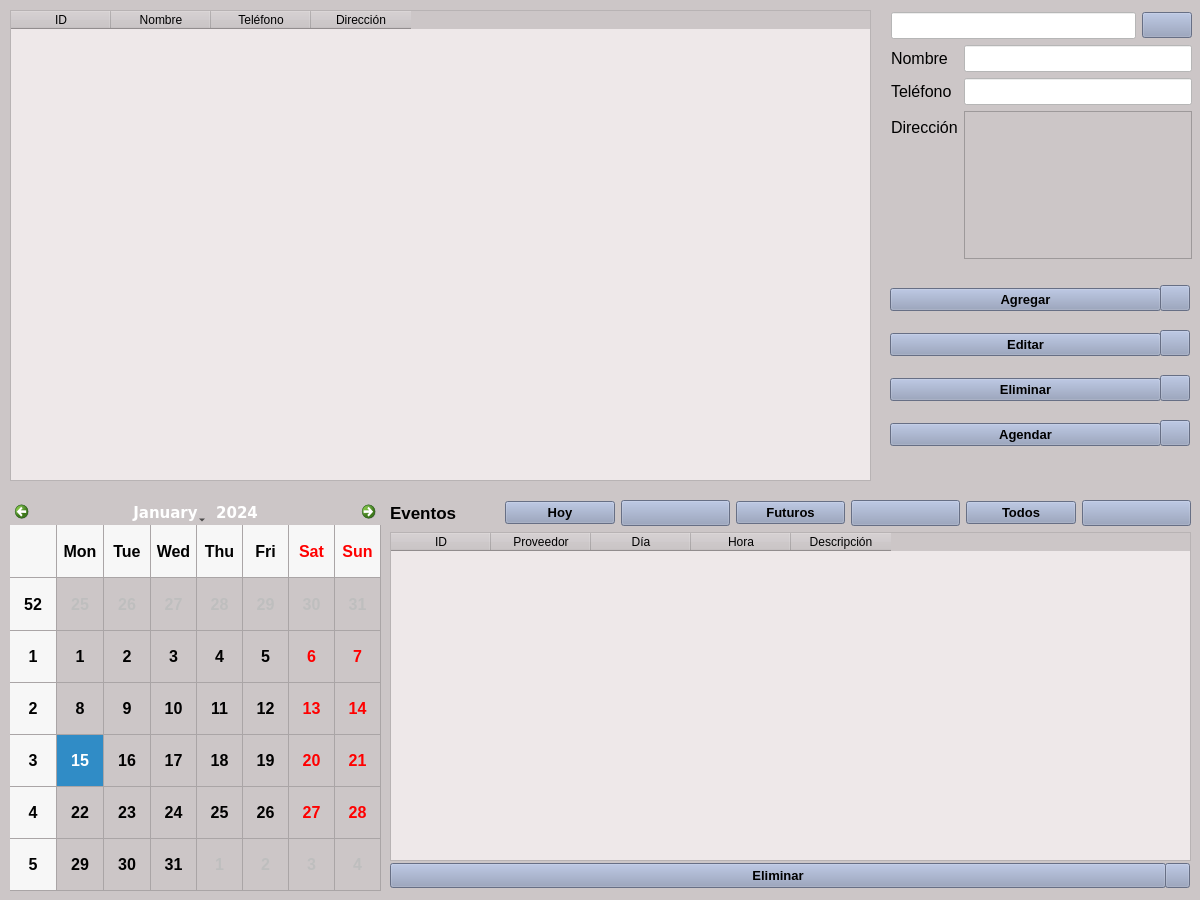
jesusArteaga17/FerreteriaGuerreroPython, file proveedores.ui: the form before one commit.
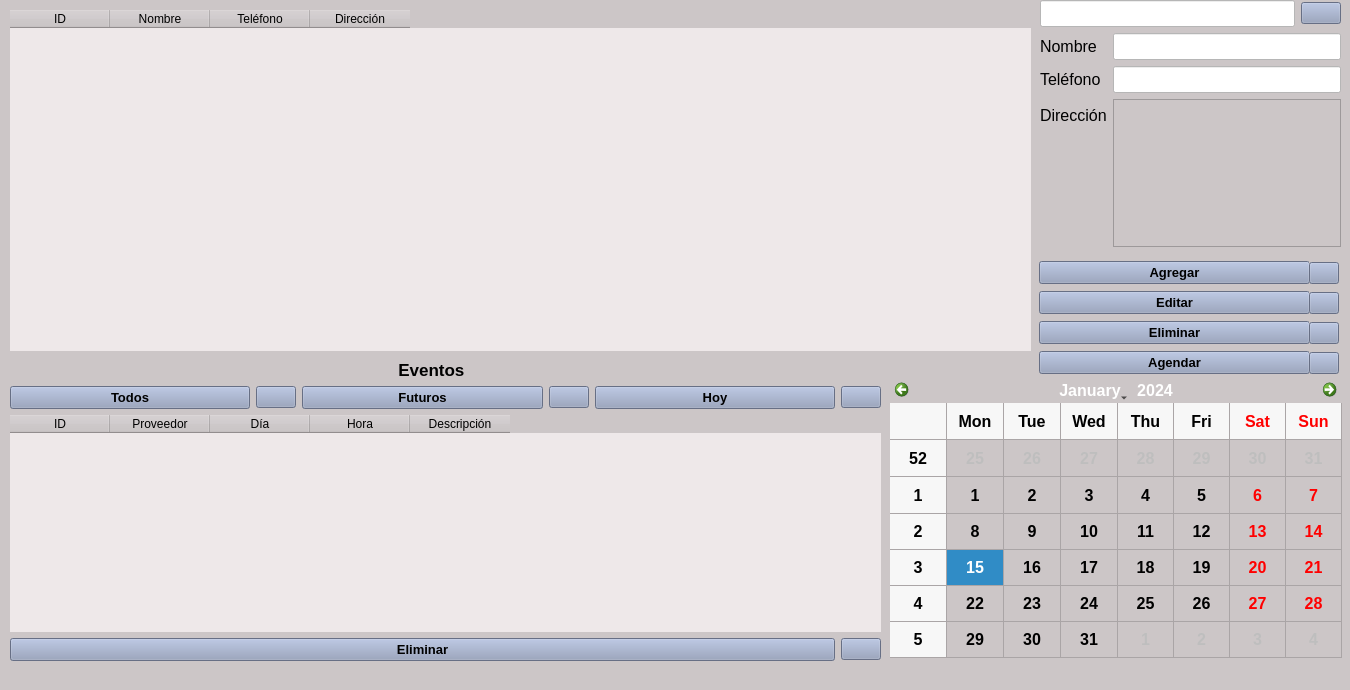
The form after the commit. Icons and pictures are not drawn.

The edit to the form file:
```diff
--- a/proveedores.ui
+++ b/proveedores.ui
@@ -1,21 +1,15 @@
 <?xml version="1.0" encoding="UTF-8"?>
 <ui version="4.0">
- <class>windowProveedores</class>
- <widget class="QWidget" name="windowProveedores">
+ <class>WindowProveedores</class>
+ <widget class="QMainWindow" name="WindowProveedores">
   <property name="geometry">
    <rect>
     <x>0</x>
     <y>0</y>
-    <width>1200</width>
-    <height>900</height>
+    <width>1350</width>
+    <height>690</height>
    </rect>
   </property>
-  <property name="font">
-   <font>
-    <family>Verdana</family>
-    <pointsize>11</pointsize>
-   </font>
-  </property>
   <property name="windowTitle">
    <string>Proveedores</string>
   </property>
@@ -37,49 +31,152 @@
 	background-color:rgb(144, 156, 186)
 }</string>
   </property>
-  <widget class="QTableWidget" name="tablaproveedores">
-   <property name="geometry">
-    <rect>
-     <x>10</x>
-     <y>10</y>
-     <width>861</width>
-     <height>471</height>
-    </rect>
-   </property>
-   <property name="font">
-    <font>
-     <pointsize>12</pointsize>
-    </font>
-   </property>
-   <property name="editTriggers">
-    <set>QAbstractItemView::NoEditTriggers</set>
-   </property>
-   <column>
-    <property name="text">
-     <string>ID</string>
-    </property>
-   </column>
-   <column>
-    <property name="text">
-     <string>Nombre</string>
-    </property>
-   </column>
-   <column>
-    <property name="text">
-     <string>Teléfono</string>
-    </property>
-   </column>
-   <column>
-    <property name="text">
-     <string>Dirección</string>
-    </property>
-   </column>
-  </widget>
+  <widget class="QWidget" name="centralwidget">
   <widget class="QWidget" name="layoutWidget">
    <property name="geometry">
     <rect>
-     <x>891</x>
-     <y>12</y>
+      <x>1039</x>
+      <y>260</y>
+      <width>271</width>
+      <height>116</height>
+     </rect>
+    </property>
+    <layout class="QVBoxLayout" name="verticalLayout_2">
+     <item>
+      <widget class="QPushButton" name="botonagregar">
+       <property name="font">
+        <font>
+         <pointsize>10</pointsize>
+         <weight>75</weight>
+         <bold>true</bold>
+        </font>
+       </property>
+       <property name="text">
+        <string>Agregar</string>
+       </property>
+       <property name="icon">
+        <iconset>
+         <normaloff>icons/plus_circle_new_create_icon_145948.png</normaloff>icons/plus_circle_new_create_icon_145948.png</iconset>
+       </property>
+      </widget>
+     </item>
+     <item>
+      <widget class="QPushButton" name="botoneditar">
+       <property name="font">
+        <font>
+         <pointsize>10</pointsize>
+         <weight>75</weight>
+         <bold>true</bold>
+        </font>
+       </property>
+       <property name="text">
+        <string>Editar</string>
+       </property>
+       <property name="icon">
+        <iconset>
+         <normaloff>icons/pencil-striped-symbol-for-interface-edit-buttons_icon-icons.com_56782.png</normaloff>icons/pencil-striped-symbol-for-interface-edit-buttons_icon-icons.com_56782.png</iconset>
+       </property>
+      </widget>
+     </item>
+     <item>
+      <widget class="QPushButton" name="botoneliminar">
+       <property name="font">
+        <font>
+         <pointsize>10</pointsize>
+         <weight>75</weight>
+         <bold>true</bold>
+        </font>
+       </property>
+       <property name="text">
+        <string>Eliminar</string>
+       </property>
+       <property name="icon">
+        <iconset>
+         <normaloff>icons/trash_remove_icon_145922.png</normaloff>icons/trash_remove_icon_145922.png</iconset>
+       </property>
+      </widget>
+     </item>
+     <item>
+      <widget class="QPushButton" name="botonagendar">
+       <property name="font">
+        <font>
+         <pointsize>10</pointsize>
+         <weight>75</weight>
+         <bold>true</bold>
+        </font>
+       </property>
+       <property name="text">
+        <string>Agendar</string>
+       </property>
+       <property name="icon">
+        <iconset>
+         <normaloff>icons/calendar.png</normaloff>icons/calendar.png</iconset>
+       </property>
+      </widget>
+     </item>
+    </layout>
+   </widget>
+   <widget class="QWidget" name="layoutWidget_2">
+    <property name="geometry">
+     <rect>
+      <x>1309</x>
+      <y>260</y>
+      <width>30</width>
+      <height>116</height>
+     </rect>
+    </property>
+    <layout class="QVBoxLayout" name="verticalLayout_4">
+     <item>
+      <widget class="QPushButton" name="ayudaagregar">
+       <property name="text">
+        <string/>
+       </property>
+       <property name="icon">
+        <iconset>
+         <normaloff>icons/help_question_1566.png</normaloff>icons/help_question_1566.png</iconset>
+       </property>
+      </widget>
+     </item>
+     <item>
+      <widget class="QPushButton" name="ayudaeditar">
+       <property name="text">
+        <string/>
+       </property>
+       <property name="icon">
+        <iconset>
+         <normaloff>icons/help_question_1566.png</normaloff>icons/help_question_1566.png</iconset>
+       </property>
+      </widget>
+     </item>
+     <item>
+      <widget class="QPushButton" name="ayudaeliminar">
+       <property name="text">
+        <string/>
+       </property>
+       <property name="icon">
+        <iconset>
+         <normaloff>icons/help_question_1566.png</normaloff>icons/help_question_1566.png</iconset>
+       </property>
+      </widget>
+     </item>
+     <item>
+      <widget class="QPushButton" name="ayudaagendar">
+       <property name="text">
+        <string/>
+       </property>
+       <property name="icon">
+        <iconset>
+         <normaloff>icons/help_question_1566.png</normaloff>icons/help_question_1566.png</iconset>
+       </property>
+      </widget>
+     </item>
+    </layout>
+   </widget>
+   <widget class="QWidget" name="layoutWidget_3">
+    <property name="geometry">
+     <rect>
+      <x>1040</x>
+      <y>0</y>
      <width>301</width>
      <height>247</height>
     </rect>
@@ -181,39 +278,64 @@
     </item>
    </layout>
   </widget>
-  <widget class="QCalendarWidget" name="calendario">
+   <widget class="QTableWidget" name="tablaproveedores">
    <property name="geometry">
     <rect>
      <x>10</x>
-     <y>500</y>
-     <width>371</width>
-     <height>391</height>
+      <y>10</y>
+      <width>1021</width>
+      <height>341</height>
     </rect>
    </property>
    <property name="font">
     <font>
      <pointsize>12</pointsize>
-     <weight>75</weight>
-     <bold>true</bold>
-    </font>
-   </property>
-   <property name="gridVisible">
-    <bool>true</bool>
-   </property>
-  </widget>
-  <widget class="QWidget" name="layoutWidget">
+     </font>
+    </property>
+    <property name="frameShape">
+     <enum>QFrame::NoFrame</enum>
+    </property>
+    <property name="editTriggers">
+     <set>QAbstractItemView::NoEditTriggers</set>
+    </property>
+    <property name="sortingEnabled">
+     <bool>false</bool>
+    </property>
+    <attribute name="verticalHeaderVisible">
+     <bool>false</bool>
+    </attribute>
+    <column>
+     <property name="text">
+      <string>ID</string>
+     </property>
+    </column>
+    <column>
+     <property name="text">
+      <string>Nombre</string>
+     </property>
+    </column>
+    <column>
+     <property name="text">
+      <string>Teléfono</string>
+     </property>
+    </column>
+    <column>
+     <property name="text">
+      <string>Dirección</string>
+     </property>
+    </column>
+   </widget>
+   <widget class="QWidget" name="layoutWidget_4">
    <property name="geometry">
     <rect>
-     <x>390</x>
-     <y>500</y>
-     <width>801</width>
-     <height>361</height>
+      <x>10</x>
+      <y>360</y>
+      <width>871</width>
+      <height>301</height>
     </rect>
    </property>
    <layout class="QVBoxLayout" name="verticalLayout">
     <item>
-     <layout class="QHBoxLayout" name="horizontalLayout_2">
-      <item>
        <widget class="QLabel" name="label_4">
         <property name="font">
          <font>
@@ -225,58 +347,13 @@
         <property name="text">
          <string>Eventos      </string>
         </property>
-       </widget>
-      </item>
-      <item>
-       <widget class="QPushButton" name="botonhoy">
-        <property name="font">
-         <font>
-          <pointsize>10</pointsize>
-          <weight>75</weight>
-          <bold>true</bold>
-         </font>
-        </property>
-        <property name="text">
-         <string>Hoy</string>
-        </property>
+       <property name="alignment">
+        <set>Qt::AlignCenter</set>
+       </property>
        </widget>
       </item>
       <item>
-       <widget class="QPushButton" name="ayudahoy">
-        <property name="text">
-         <string/>
-        </property>
-        <property name="icon">
-         <iconset>
-          <normaloff>icons/help_question_1566.png</normaloff>icons/help_question_1566.png</iconset>
-        </property>
-       </widget>
-      </item>
-      <item>
-       <widget class="QPushButton" name="botonfuturos">
-        <property name="font">
-         <font>
-          <pointsize>10</pointsize>
-          <weight>75</weight>
-          <bold>true</bold>
-         </font>
-        </property>
-        <property name="text">
-         <string>Futuros</string>
-        </property>
-       </widget>
-      </item>
-      <item>
-       <widget class="QPushButton" name="ayudafuturos">
-        <property name="text">
-         <string/>
-        </property>
-        <property name="icon">
-         <iconset>
-          <normaloff>icons/help_question_1566.png</normaloff>icons/help_question_1566.png</iconset>
-        </property>
-       </widget>
-      </item>
+      <layout class="QHBoxLayout" name="horizontalLayout_2">
       <item>
        <widget class="QPushButton" name="botontodos">
         <property name="font">
@@ -293,6 +370,74 @@
       </item>
       <item>
        <widget class="QPushButton" name="ayudatodos">
+         <property name="sizePolicy">
+          <sizepolicy hsizetype="Maximum" vsizetype="Fixed">
+           <horstretch>0</horstretch>
+           <verstretch>0</verstretch>
+          </sizepolicy>
+         </property>
+         <property name="text">
+          <string/>
+         </property>
+         <property name="icon">
+          <iconset>
+           <normaloff>icons/help_question_1566.png</normaloff>icons/help_question_1566.png</iconset>
+         </property>
+        </widget>
+       </item>
+       <item>
+        <widget class="QPushButton" name="botonfuturos">
+         <property name="font">
+          <font>
+           <pointsize>10</pointsize>
+           <weight>75</weight>
+           <bold>true</bold>
+          </font>
+         </property>
+         <property name="text">
+          <string>Futuros</string>
+         </property>
+        </widget>
+       </item>
+       <item>
+        <widget class="QPushButton" name="ayudafuturos">
+         <property name="sizePolicy">
+          <sizepolicy hsizetype="Maximum" vsizetype="Fixed">
+           <horstretch>0</horstretch>
+           <verstretch>0</verstretch>
+          </sizepolicy>
+         </property>
+         <property name="text">
+          <string/>
+         </property>
+         <property name="icon">
+          <iconset>
+           <normaloff>icons/help_question_1566.png</normaloff>icons/help_question_1566.png</iconset>
+         </property>
+        </widget>
+       </item>
+       <item>
+        <widget class="QPushButton" name="botonhoy">
+         <property name="font">
+          <font>
+           <pointsize>10</pointsize>
+           <weight>75</weight>
+           <bold>true</bold>
+          </font>
+         </property>
+         <property name="text">
+          <string>Hoy</string>
+         </property>
+        </widget>
+       </item>
+       <item>
+        <widget class="QPushButton" name="ayudahoy">
+         <property name="sizePolicy">
+          <sizepolicy hsizetype="Maximum" vsizetype="Fixed">
+           <horstretch>0</horstretch>
+           <verstretch>0</verstretch>
+          </sizepolicy>
+         </property>
         <property name="text">
          <string/>
         </property>
@@ -311,9 +456,18 @@
         <pointsize>12</pointsize>
        </font>
       </property>
+       <property name="frameShape">
+        <enum>QFrame::NoFrame</enum>
+       </property>
       <property name="editTriggers">
        <set>QAbstractItemView::NoEditTriggers</set>
       </property>
+       <property name="sortingEnabled">
+        <bool>false</bool>
+       </property>
+       <attribute name="verticalHeaderVisible">
+        <bool>false</bool>
+       </attribute>
       <column>
        <property name="text">
         <string>ID</string>
@@ -341,56 +495,10 @@
       </column>
      </widget>
     </item>
-   </layout>
-  </widget>
-  <widget class="QWidget" name="layoutWidget">
-   <property name="geometry">
-    <rect>
-     <x>890</x>
-     <y>272</y>
-     <width>271</width>
-     <height>191</height>
-    </rect>
-   </property>
-   <layout class="QVBoxLayout" name="verticalLayout_2">
     <item>
-     <widget class="QPushButton" name="botonagregar">
-      <property name="font">
-       <font>
-        <pointsize>10</pointsize>
-        <weight>75</weight>
-        <bold>true</bold>
-       </font>
-      </property>
-      <property name="text">
-       <string>Agregar</string>
-      </property>
-      <property name="icon">
-       <iconset>
-        <normaloff>icons/plus_circle_new_create_icon_145948.png</normaloff>icons/plus_circle_new_create_icon_145948.png</iconset>
-      </property>
-     </widget>
-    </item>
+      <layout class="QHBoxLayout" name="horizontalLayout_3">
     <item>
-     <widget class="QPushButton" name="botoneditar">
-      <property name="font">
-       <font>
-        <pointsize>10</pointsize>
-        <weight>75</weight>
-        <bold>true</bold>
-       </font>
-      </property>
-      <property name="text">
-       <string>Editar</string>
-      </property>
-      <property name="icon">
-       <iconset>
-        <normaloff>icons/pencil-striped-symbol-for-interface-edit-buttons_icon-icons.com_56782.png</normaloff>icons/pencil-striped-symbol-for-interface-edit-buttons_icon-icons.com_56782.png</iconset>
-      </property>
-     </widget>
-    </item>
-    <item>
-     <widget class="QPushButton" name="botoneliminar">
+        <widget class="QPushButton" name="botoneliminar_3">
       <property name="font">
        <font>
         <pointsize>10</pointsize>
@@ -408,16 +516,15 @@
      </widget>
     </item>
     <item>
-     <widget class="QPushButton" name="botonagendar">
-      <property name="font">
-       <font>
-        <pointsize>10</pointsize>
-        <weight>75</weight>
-        <bold>true</bold>
-       </font>
+        <widget class="QPushButton" name="ayudaeliminar_2">
+         <property name="sizePolicy">
+          <sizepolicy hsizetype="Maximum" vsizetype="Fixed">
+           <horstretch>0</horstretch>
+           <verstretch>0</verstretch>
+          </sizepolicy>
       </property>
       <property name="text">
-       <string>Agendar</string>
+          <string/>
       </property>
       <property name="icon">
        <iconset>
@@ -426,68 +533,14 @@
      </widget>
     </item>
    </layout>
-  </widget>
-  <widget class="QWidget" name="layoutWidget">
-   <property name="geometry">
-    <rect>
-     <x>1160</x>
-     <y>272</y>
-     <width>30</width>
-     <height>191</height>
-    </rect>
-   </property>
-   <layout class="QVBoxLayout" name="verticalLayout_4">
-    <item>
-     <widget class="QPushButton" name="ayudaagregar">
-      <property name="text">
-       <string/>
-      </property>
-      <property name="icon">
-       <iconset>
-        <normaloff>icons/help_question_1566.png</normaloff>icons/help_question_1566.png</iconset>
-      </property>
-     </widget>
-    </item>
-    <item>
-     <widget class="QPushButton" name="ayudaeditar">
-      <property name="text">
-       <string/>
-      </property>
-      <property name="icon">
-       <iconset>
-        <normaloff>icons/help_question_1566.png</normaloff>icons/help_question_1566.png</iconset>
-      </property>
-     </widget>
-    </item>
-    <item>
-     <widget class="QPushButton" name="ayudaeliminar">
-      <property name="text">
-       <string/>
-      </property>
-      <property name="icon">
-       <iconset>
-        <normaloff>icons/help_question_1566.png</normaloff>icons/help_question_1566.png</iconset>
-      </property>
-     </widget>
-    </item>
-    <item>
-     <widget class="QPushButton" name="ayudaagendar">
-      <property name="text">
-       <string/>
-      </property>
-      <property name="icon">
-       <iconset>
-        <normaloff>icons/help_question_1566.png</normaloff>icons/help_question_1566.png</iconset>
-      </property>
-     </widget>
     </item>
    </layout>
   </widget>
   <widget class="QPushButton" name="botoneliminar_2">
    <property name="geometry">
     <rect>
-     <x>390</x>
-     <y>863</y>
+      <x>300</x>
+      <y>733</y>
      <width>776</width>
      <height>25</height>
     </rect>
@@ -507,37 +560,39 @@
      <normaloff>icons/trash_remove_icon_145922.png</normaloff>icons/trash_remove_icon_145922.png</iconset>
    </property>
   </widget>
-  <widget class="QPushButton" name="ayudaeliminar_2">
+   <widget class="QCalendarWidget" name="calendario">
    <property name="geometry">
     <rect>
-     <x>1165</x>
-     <y>863</y>
-     <width>25</width>
-     <height>25</height>
-    </rect>
-   </property>
-   <property name="text">
-    <string/>
-   </property>
-   <property name="icon">
-    <iconset>
-     <normaloff>icons/help_question_1566.png</normaloff>icons/help_question_1566.png</iconset>
+      <x>890</x>
+      <y>377</y>
+      <width>452</width>
+      <height>281</height>
+     </rect>
+    </property>
+    <property name="font">
+     <font>
+      <pointsize>12</pointsize>
+      <weight>75</weight>
+      <bold>true</bold>
+     </font>
+    </property>
+    <property name="gridVisible">
+     <bool>true</bool>
    </property>
   </widget>
  </widget>
- <tabstops>
-  <tabstop>busqueda</tabstop>
-  <tabstop>botonbuscar</tabstop>
-  <tabstop>nombre</tabstop>
-  <tabstop>telefono</tabstop>
-  <tabstop>tablaproveedores</tabstop>
-  <tabstop>botonagregar</tabstop>
-  <tabstop>ayudaagregar</tabstop>
-  <tabstop>botoneditar</tabstop>
-  <tabstop>ayudaeditar</tabstop>
-  <tabstop>botoneliminar</tabstop>
-  <tabstop>ayudaeliminar</tabstop>
- </tabstops>
+  <widget class="QMenuBar" name="menubar">
+   <property name="geometry">
+    <rect>
+     <x>0</x>
+     <y>0</y>
+     <width>1350</width>
+     <height>21</height>
+    </rect>
+   </property>
+  </widget>
+  <widget class="QStatusBar" name="statusbar"/>
+ </widget>
  <resources/>
  <connections/>
 </ui>
```
Left out of the diff: 2 changed lines with no effect on the pictures. Lines whose indentation alone changed are shown as unchanged.
